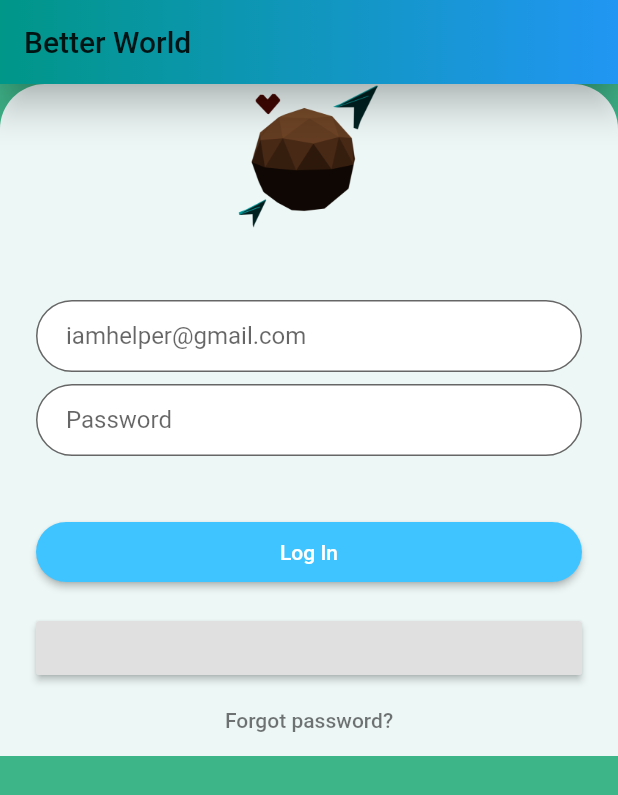
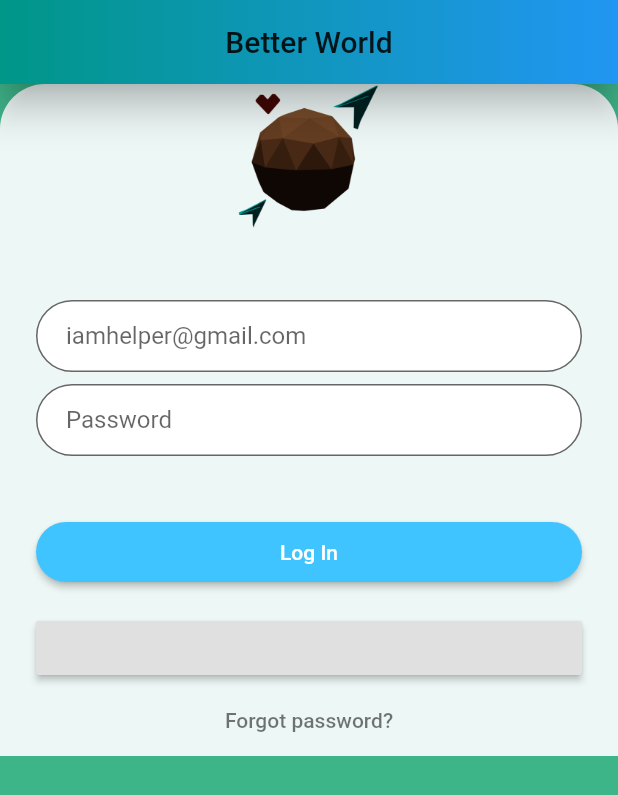
Before and after one commit to Tantan4321/Better-World, a Flutter app: the screen it shows after launch, on a phone screen of 412 x 824 dp. Shown: the top 795 px of the screen. Run offline on Flutter 3.47's test engine with Material 2 defaults, Android fonts, the phone set to English and light mode, and no system bars; our stand-ins replace gradient_app_bar; Roboto replaces fonts that are missing (Nunito).

Commit message:
Centered Header

```diff
--- a/minnehack_app/lib/ui/login_page.dart
+++ b/minnehack_app/lib/ui/login_page.dart
@@ -84,7 +84,8 @@ class _LoginPageState extends State<LoginPage> {
       appBar: GradientAppBar(
         elevation: 10.0,
         gradient: LinearGradient(colors: [Colors.teal, Colors.blue]),
-        title: Text('Better World'),
+        title: Center( child: Text('Better World'),),
+
       ),
       backgroundColor: AppColors.mintGreen,
 
```
